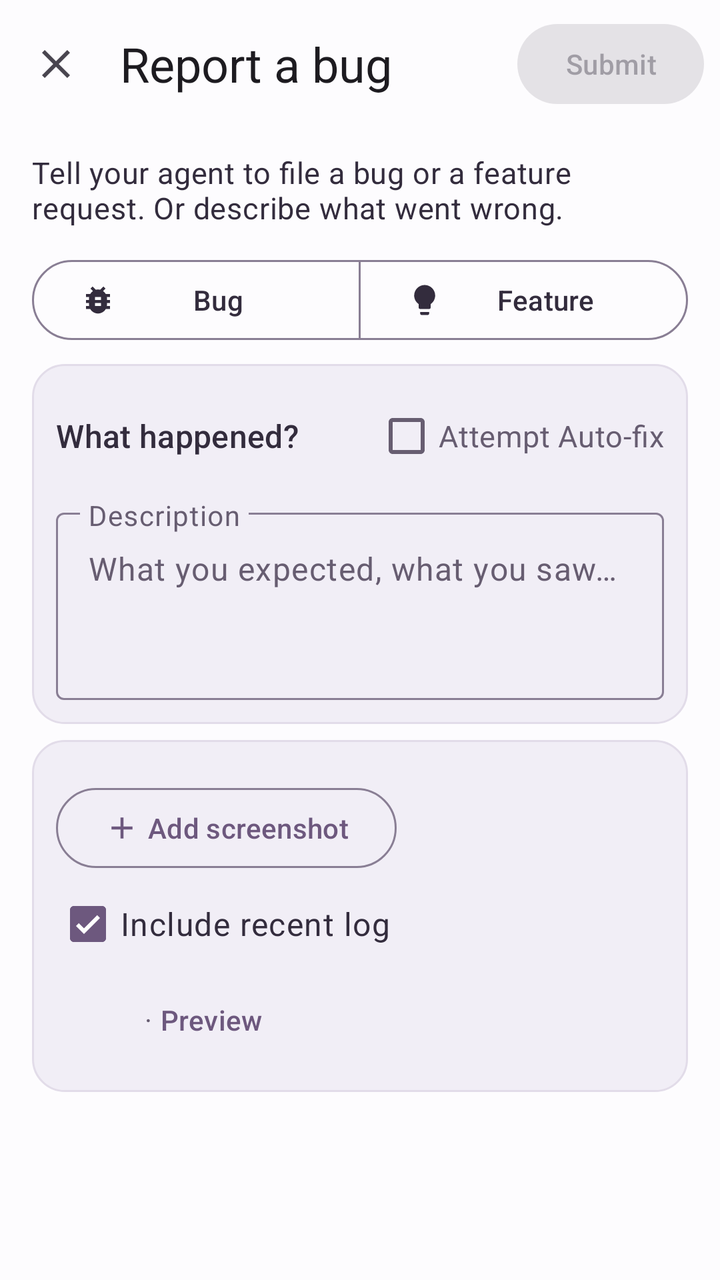
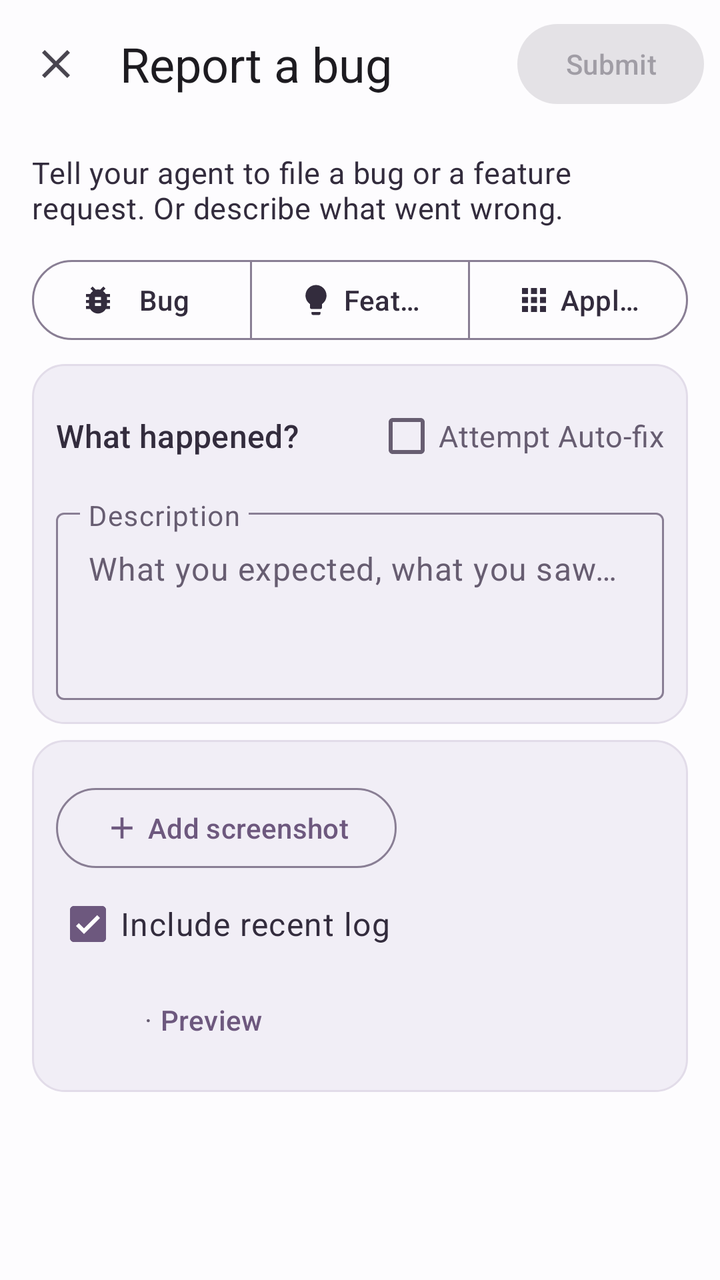

Screens rendered from an Android XML layout before and after an edit, with the pre-edit source and the edit as a unified diff.
<!-- AndroidManifest.xml: application theme Theme.Bridgit -->
<!-- res/layout/fragment_report_form.xml -->
<?xml version="1.0" encoding="utf-8"?>
<LinearLayout xmlns:android="http://schemas.android.com/apk/res/android"
    xmlns:app="http://schemas.android.com/apk/res-auto"
    android:id="@+id/root"
    android:layout_width="match_parent"
    android:layout_height="match_parent"
    android:background="?attr/colorSurface"
    android:orientation="vertical">

    <com.google.android.material.appbar.MaterialToolbar
        android:id="@+id/toolbar"
        android:layout_width="match_parent"
        android:layout_height="wrap_content"
        android:minHeight="?attr/actionBarSize"
        app:navigationContentDescription="@string/cancel"
        app:navigationIcon="@drawable/ic_close"
        app:title="@string/feedback_title_bug">

        <com.google.android.material.button.MaterialButton
            android:id="@+id/submit"
            style="@style/Widget.Material3.Button"
            android:layout_width="wrap_content"
            android:layout_height="wrap_content"
            android:layout_gravity="end|center_vertical"
            android:layout_marginEnd="8dp"
            android:enabled="false"
            android:minHeight="48dp"
            android:text="@string/feedback_submit"
            app:iconGravity="textStart"
            app:iconSize="16dp" />
    </com.google.android.material.appbar.MaterialToolbar>

    <androidx.core.widget.NestedScrollView
        android:id="@+id/scroll"
        android:layout_width="match_parent"
        android:layout_height="0dp"
        android:layout_weight="1">

        <LinearLayout
            android:layout_width="match_parent"
            android:layout_height="wrap_content"
            android:orientation="vertical"
            android:paddingStart="16dp"
            android:paddingEnd="16dp"
            android:paddingBottom="16dp">

            
            <LinearLayout
                android:id="@+id/banner"
                android:layout_width="match_parent"
                android:layout_height="wrap_content"
                android:layout_marginTop="8dp"
                android:accessibilityLiveRegion="polite"
                android:background="@drawable/feedback_bg_banner"
                android:focusable="true"
                android:gravity="center_vertical"
                android:orientation="horizontal"
                android:padding="12dp"
                android:visibility="gone">

                <ImageView
                    android:layout_width="24dp"
                    android:layout_height="24dp"
                    android:importantForAccessibility="no"
                    android:src="@drawable/ic_error"
                    app:tint="?attr/colorOnErrorContainer" />

                <TextView
                    android:id="@+id/banner_text"
                    android:layout_width="0dp"
                    android:layout_height="wrap_content"
                    android:layout_marginStart="12dp"
                    android:layout_weight="1"
                    android:textAppearance="?attr/textAppearanceBodyMedium"
                    android:textColor="?attr/colorOnErrorContainer" />
            </LinearLayout>

            
            <LinearLayout
                android:paddingTop="4dp"
                android:paddingBottom="4dp"
                android:layout_width="match_parent"
                android:layout_height="wrap_content"
                android:layout_marginTop="8dp"
                android:orientation="vertical">

                <TextView
                    android:id="@+id/intro"
                    android:layout_width="match_parent"
                    android:layout_height="wrap_content"
                    android:text="@string/feedback_intro_bug"
                    android:textAppearance="?attr/textAppearanceBodyMedium"
                    android:textColor="?attr/colorOnSurface" />


            </LinearLayout>

            <com.google.android.material.button.MaterialButtonToggleGroup
                android:id="@+id/type"
                android:layout_width="match_parent"
                android:layout_height="wrap_content"
                android:layout_marginTop="8dp"
                android:contentDescription="@string/feedback_type"
                app:selectionRequired="true"
                app:singleSelection="true">

                <com.google.android.material.button.MaterialButton
                    android:id="@+id/type_bug"
                    style="@style/Widget.Material3.Button.OutlinedButton"
                    android:layout_width="0dp"
                    android:layout_height="wrap_content"
                    android:layout_weight="1"
                    android:text="@string/feedback_type_bug"
                    app:icon="@drawable/feedback_ic_bug" />

                <com.google.android.material.button.MaterialButton
                    android:id="@+id/type_feature"
                    style="@style/Widget.Material3.Button.OutlinedButton"
                    android:layout_width="0dp"
                    android:layout_height="wrap_content"
                    android:layout_weight="1"
                    android:text="@string/feedback_type_feature"
                    app:icon="@drawable/feedback_ic_lightbulb" />
            </com.google.android.material.button.MaterialButtonToggleGroup>

            
            <LinearLayout
                android:layout_width="match_parent"
                android:layout_height="wrap_content"
                android:layout_marginTop="8dp"
                android:background="@drawable/design_bg_panel"
                android:orientation="vertical"
                android:padding="12dp">

            
            <LinearLayout
                android:layout_width="match_parent"
                android:layout_height="wrap_content"
                android:gravity="center_vertical"
                android:orientation="horizontal">

                <TextView
                    android:id="@+id/label"
                    android:layout_width="0dp"
                    android:layout_height="wrap_content"
                    android:layout_weight="1"
                    android:accessibilityHeading="true"
                    android:labelFor="@id/description"
                    android:text="@string/feedback_label_bug"
                    android:textAppearance="?attr/textAppearanceTitleSmall"
                    android:textColor="?attr/colorOnSurface" />

                <com.google.android.material.checkbox.MaterialCheckBox
                    android:id="@+id/no_autofix"
                    android:layout_width="wrap_content"
                    android:layout_height="wrap_content"
                    android:minHeight="48dp"
                    android:text="@string/feedback_no_autofix"
                    android:textAppearance="?attr/textAppearanceBodyMedium"
                    android:textColor="?attr/colorOnSurfaceVariant" />
            </LinearLayout>

            <TextView
                android:id="@+id/no_autofix_hint"
                android:layout_width="match_parent"
                android:layout_height="wrap_content"
                android:text="@string/feedback_no_autofix_hint"
                android:textAppearance="?attr/textAppearanceBodySmall"
                android:textColor="?attr/colorOnSurfaceVariant"
                android:visibility="gone" />

            
            <com.google.android.material.textfield.TextInputLayout
                android:id="@+id/description_layout"
                style="@style/Widget.Material3.TextInputLayout.OutlinedBox"
                android:layout_width="match_parent"
                android:layout_height="wrap_content"
                android:layout_marginTop="8dp"
                android:hint="@string/feedback_description"
                app:counterMaxLength="10000"
                app:expandedHintEnabled="false"
                app:placeholderText="@string/feedback_description_placeholder">

                <com.google.android.material.textfield.TextInputEditText
                    android:id="@+id/description"
                    android:layout_width="match_parent"
                    android:layout_height="wrap_content"
                    android:gravity="top|start"
                    android:importantForAutofill="no"
                    android:inputType="textMultiLine|textCapSentences"
                    android:maxLength="10000"
                    android:maxLines="3"
                    android:minLines="3"
                    android:scrollbars="vertical" />
            </com.google.android.material.textfield.TextInputLayout>

            </LinearLayout>

            
            <LinearLayout
                android:layout_width="match_parent"
                android:layout_height="wrap_content"
                android:layout_marginTop="8dp"
                android:background="@drawable/design_bg_panel"
                android:orientation="vertical"
                android:padding="12dp">

            
            <LinearLayout
                android:id="@+id/last_screen_row"
                android:layout_width="match_parent"
                android:layout_height="wrap_content"
                android:background="?attr/selectableItemBackground"
                android:gravity="center_vertical"
                android:minHeight="48dp"
                android:orientation="horizontal"
                android:paddingTop="4dp"
                android:paddingBottom="4dp"
                android:visibility="gone">

                <ImageView
                    android:id="@+id/last_screen_thumb"
                    android:layout_width="32dp"
                    android:layout_height="48dp"
                    android:background="@drawable/feedback_bg_thumb"
                    android:contentDescription="@string/feedback_last_screen_desc"
                    android:padding="1dp"
                    android:scaleType="centerCrop" />

                <LinearLayout
                    android:layout_width="0dp"
                    android:layout_height="wrap_content"
                    android:layout_marginStart="12dp"
                    android:layout_marginEnd="8dp"
                    android:layout_weight="1"
                    android:importantForAccessibility="noHideDescendants"
                    android:orientation="vertical">

                    <TextView
                        android:layout_width="wrap_content"
                        android:layout_height="wrap_content"
                        android:text="@string/feedback_include_last_screen"
                        android:textAppearance="?attr/textAppearanceBodyLarge"
                        android:textColor="?attr/colorOnSurface" />

                    <TextView
                        android:id="@+id/last_screen_sub"
                        android:layout_width="wrap_content"
                        android:layout_height="wrap_content"
                        android:textAppearance="?attr/textAppearanceBodySmall"
                        android:textColor="?attr/colorOnSurfaceVariant" />
                </LinearLayout>

                <com.google.android.material.materialswitch.MaterialSwitch
                    android:id="@+id/last_screen_switch"
                    android:layout_width="wrap_content"
                    android:layout_height="wrap_content"
                    android:checked="true"
                    android:minHeight="48dp" />
            </LinearLayout>

            
            <HorizontalScrollView
                android:id="@+id/thumbs_scroll"
                android:layout_width="match_parent"
                android:layout_height="wrap_content"
                android:layout_marginTop="8dp"
                android:scrollbars="none"
                android:visibility="gone">

                <LinearLayout
                    android:id="@+id/thumbs"
                    android:layout_width="wrap_content"
                    android:layout_height="wrap_content"
                    android:orientation="horizontal" />
            </HorizontalScrollView>

            <LinearLayout
                android:layout_width="match_parent"
                android:layout_height="wrap_content"
                android:layout_marginTop="8dp"
                android:gravity="center_vertical"
                android:orientation="horizontal">

                <com.google.android.material.button.MaterialButton
                    android:id="@+id/add_screenshot"
                    style="@style/Widget.Material3.Button.OutlinedButton"
                    android:layout_width="wrap_content"
                    android:layout_height="wrap_content"
                    android:text="@string/feedback_add_screenshot"
                    app:icon="@drawable/ic_add" />

                <com.google.android.material.progressindicator.CircularProgressIndicator
                    android:id="@+id/importing"
                    android:layout_width="wrap_content"
                    android:layout_height="wrap_content"
                    android:layout_marginStart="12dp"
                    android:indeterminate="true"
                    android:visibility="gone"
                    app:indicatorSize="20dp" />
            </LinearLayout>

            
            <LinearLayout
                android:id="@+id/log_row"
                android:layout_width="match_parent"
                android:layout_height="wrap_content"
                android:orientation="vertical">

                <com.google.android.material.checkbox.MaterialCheckBox
                    android:id="@+id/log_switch"
                    android:layout_width="match_parent"
                    android:layout_height="wrap_content"
                    android:checked="true"
                    android:minHeight="48dp"
                    android:text="@string/feedback_include_log"
                    android:textAppearance="?attr/textAppearanceBodyLarge"
                    android:textColor="?attr/colorOnSurface" />

                    <LinearLayout
                        android:layout_width="wrap_content"
                        android:layout_height="wrap_content"
                        android:layout_marginStart="40dp"
                        android:gravity="center_vertical"
                        android:orientation="horizontal">

                        <TextView
                            android:id="@+id/log_sub"
                            android:layout_width="wrap_content"
                            android:layout_height="wrap_content"
                            android:textAppearance="?attr/textAppearanceBodySmall"
                            android:textColor="?attr/colorOnSurfaceVariant" />

                        <TextView
                            android:layout_width="wrap_content"
                            android:layout_height="wrap_content"
                            android:importantForAccessibility="no"
                            android:paddingStart="4dp"
                            android:paddingEnd="0dp"
                            android:text="·"
                            android:textAppearance="?attr/textAppearanceBodySmall"
                            android:textColor="?attr/colorOnSurfaceVariant" />

                        <com.google.android.material.button.MaterialButton
                            android:id="@+id/preview"
                            style="@style/Widget.Material3.Button.TextButton"
                            android:layout_width="wrap_content"
                            android:layout_height="wrap_content"
                            android:contentDescription="@string/feedback_preview_desc"
                            android:minWidth="48dp"
                            android:minHeight="48dp"
                            android:paddingStart="4dp"
                            android:paddingEnd="4dp"
                            android:text="@string/feedback_preview" />
                    </LinearLayout>
            </LinearLayout>

            </LinearLayout>

        </LinearLayout>
    </androidx.core.widget.NestedScrollView>
</LinearLayout>
<!-- resources referenced by this layout -->
<resources>
  <string name="cancel">Cancel</string>
  <string name="feedback_add_screenshot">Add screenshot</string>
  <string name="feedback_description">Description</string>
  <string name="feedback_description_placeholder">What you expected, what you saw…</string>
  <string name="feedback_include_last_screen">Include last screen</string>
  <string name="feedback_include_log">Include recent log</string>
  <string name="feedback_intro_bug">Tell your agent to file a bug or a feature request. Or describe what went wrong.</string>
  <string name="feedback_label_bug">What happened?</string>
  <string name="feedback_last_screen_desc">Screenshot of the screen you were on</string>
  <string name="feedback_no_autofix">Attempt Auto-fix</string>
  <string name="feedback_no_autofix_hint">Auto-fix is off: this is left for a person to look at. Nothing gets fixed automatically.</string>
  <string name="feedback_preview">Preview</string>
  <string name="feedback_preview_desc">Preview the log entries</string>
  <string name="feedback_submit">Submit</string>
  <string name="feedback_title_bug">Report a bug</string>
  <string name="feedback_type">Type</string>
  <string name="feedback_type_bug">Bug</string>
  <string name="feedback_type_feature">Feature</string>
  <color name="b_primary">#6D587E</color>
  <color name="b_on_primary">#FFFFFF</color>
  <color name="b_primary_container">#E9E2F0</color>
  <color name="b_on_primary_container">#332C3D</color>
  <color name="b_secondary">#83501E</color>
  <color name="b_on_secondary">#FFFFFF</color>
  <color name="b_secondary_container">#FBEFDF</color>
  <color name="b_on_secondary_container">#5E3715</color>
  <color name="b_surface">#FDFCFE</color>
  <color name="b_on_surface">#332C3D</color>
  <color name="b_surface_container">#F1EEF6</color>
  <color name="b_surface_container_high">#EAE5F0</color>
  <color name="b_surface_container_highest">#E2DCE9</color>
  <color name="b_surface_container_low">#F7F4FA</color>
  <color name="b_surface_container_lowest">#FFFFFF</color>
  <color name="b_on_surface_variant">#675D71</color>
  <color name="b_outline">#897E94</color>
  <color name="b_outline_variant">#E2DCE9</color>
  <color name="b_error">#A52D48</color>
  <color name="b_on_error">#FFFFFF</color>
  <color name="b_error_container">#F9E9ED</color>
  <color name="b_on_error_container">#5F1631</color>
  <color name="b_success">#16834A</color>
  <color name="b_success_container">#E6F3EB</color>
  <color name="b_on_success_container">#164D31</color>
  <color name="b_warning">#83501E</color>
  <style name="ShapeAppearance.Bridgit.Small" parent="ShapeAppearance.Material3.Corner.Small"><item name="cornerSize">8dp</item></style>
  <style name="ShapeAppearance.Bridgit.Medium" parent="ShapeAppearance.Material3.Corner.Medium"><item name="cornerSize">12dp</item></style>
  <style name="ShapeAppearance.Bridgit.Large" parent="ShapeAppearance.Material3.Corner.Large"><item name="cornerSize">16dp</item></style>
  <style name="TextAppearance.Bridgit.Label" parent="TextAppearance.Material3.LabelLarge"><item name="android:textSize">14sp</item></style>
  <!-- unchanged entries left out for length: 21 -->
</resources>

<!-- the commit's change to res/layout/fragment_report_form.xml (unified diff, before → after) -->
@@ -121,6 +121,15 @@
                     android:layout_weight="1"
                     android:text="@string/feedback_type_feature"
                     app:icon="@drawable/feedback_ic_lightbulb" />
+
+                <com.google.android.material.button.MaterialButton
+                    android:id="@+id/type_applet"
+                    style="@style/Widget.Material3.Button.OutlinedButton"
+                    android:layout_width="0dp"
+                    android:layout_height="wrap_content"
+                    android:layout_weight="1"
+                    android:text="@string/feedback_type_applet"
+                    app:icon="@drawable/ic_nav_applets" />
             </com.google.android.material.button.MaterialButtonToggleGroup>
 
             
@@ -193,6 +202,88 @@
                     android:minLines="3"
                     android:scrollbars="vertical" />
             </com.google.android.material.textfield.TextInputLayout>
+
+            
+            <LinearLayout
+                android:id="@+id/applet_fields"
+                android:layout_width="match_parent"
+                android:layout_height="wrap_content"
+                android:orientation="vertical"
+                android:visibility="gone">
+
+                <com.google.android.material.textfield.TextInputLayout
+                    android:id="@+id/applet_name_layout"
+                    style="@style/Widget.Material3.TextInputLayout.OutlinedBox"
+                    android:layout_width="match_parent"
+                    android:layout_height="wrap_content"
+                    android:layout_marginTop="8dp"
+                    android:hint="@string/feedback_applet_name">
+
+                    <com.google.android.material.textfield.TextInputEditText
+                        android:id="@+id/applet_name"
+                        android:layout_width="match_parent"
+                        android:layout_height="wrap_content"
+                        android:importantForAutofill="no"
+                        android:inputType="textCapSentences"
+                        android:maxLength="120" />
+                </com.google.android.material.textfield.TextInputLayout>
+
+                <com.google.android.material.textfield.TextInputLayout
+                    android:id="@+id/applet_devices_layout"
+                    style="@style/Widget.Material3.TextInputLayout.OutlinedBox"
+                    android:layout_width="match_parent"
+                    android:layout_height="wrap_content"
+                    android:layout_marginTop="8dp"
+                    android:hint="@string/feedback_applet_devices"
+                    app:helperText="@string/feedback_applet_list_hint">
+
+                    <com.google.android.material.textfield.TextInputEditText
+                        android:id="@+id/applet_devices"
+                        android:layout_width="match_parent"
+                        android:layout_height="wrap_content"
+                        android:importantForAutofill="no"
+                        android:inputType="textCapSentences"
+                        android:maxLength="890" />
+                </com.google.android.material.textfield.TextInputLayout>
+
+                <com.google.android.material.textfield.TextInputLayout
+                    android:id="@+id/applet_data_layout"
+                    style="@style/Widget.Material3.TextInputLayout.OutlinedBox"
+                    android:layout_width="match_parent"
+                    android:layout_height="wrap_content"
+                    android:layout_marginTop="8dp"
+                    android:hint="@string/feedback_applet_data"
+                    app:helperText="@string/feedback_applet_list_hint">
+
+                    <com.google.android.material.textfield.TextInputEditText
+                        android:id="@+id/applet_data"
+                        android:layout_width="match_parent"
+                        android:layout_height="wrap_content"
+                        android:importantForAutofill="no"
+                        android:inputType="textCapSentences"
+                        android:maxLength="2500" />
+                </com.google.android.material.textfield.TextInputLayout>
+
+                <com.google.android.material.textfield.TextInputLayout
+                    android:id="@+id/applet_portal_layout"
+                    style="@style/Widget.Material3.TextInputLayout.OutlinedBox"
+                    android:layout_width="match_parent"
+                    android:layout_height="wrap_content"
+                    android:layout_marginTop="8dp"
+                    android:hint="@string/feedback_applet_portal">
+
+                    <com.google.android.material.textfield.TextInputEditText
+                        android:id="@+id/applet_portal"
+                        android:layout_width="match_parent"
+                        android:layout_height="wrap_content"
+                        android:gravity="top|start"
+                        android:importantForAutofill="no"
+                        android:inputType="textMultiLine|textCapSentences"
+                        android:maxLength="2000"
+                        android:maxLines="3"
+                        android:minLines="2" />
+                </com.google.android.material.textfield.TextInputLayout>
+            </LinearLayout>
 
             </LinearLayout>
 
<!-- resource entries referenced after the edit -->
@@ -1,7 +1,18 @@
 <!-- resources referenced by this layout -->
 <resources>
+  <!-- drawable ic_nav_applets (drawable) -->
+  <vector xmlns:android="http://schemas.android.com/apk/res/android"
+      android:width="24dp" android:height="24dp" android:viewportWidth="24" android:viewportHeight="24"
+      android:tint="?attr/colorControlNormal" android:autoMirrored="false">
+      <path android:fillColor="@android:color/white" android:pathData="M4,8h4L8,4L4,4v4zM10,20h4v-4h-4v4zM4,20h4v-4L4,16v4zM4,14h4v-4L4,10v4zM10,14h4v-4h-4v4zM16,4v4h4L20,4h-4zM10,8h4L14,4h-4v4zM16,14h4v-4h-4v4zM16,20h4v-4h-4v4z" />
+  </vector>
   <string name="cancel">Cancel</string>
   <string name="feedback_add_screenshot">Add screenshot</string>
+  <string name="feedback_applet_data">Data used</string>
+  <string name="feedback_applet_devices">Devices</string>
+  <string name="feedback_applet_list_hint">Separate with commas</string>
+  <string name="feedback_applet_name">Name</string>
+  <string name="feedback_applet_portal">Its portal page shows</string>
   <string name="feedback_description">Description</string>
   <string name="feedback_description_placeholder">What you expected, what you saw…</string>
   <string name="feedback_include_last_screen">Include last screen</string>
@@ -16,6 +27,7 @@
   <string name="feedback_submit">Submit</string>
   <string name="feedback_title_bug">Report a bug</string>
   <string name="feedback_type">Type</string>
+  <string name="feedback_type_applet">Applet</string>
   <string name="feedback_type_bug">Bug</string>
   <string name="feedback_type_feature">Feature</string>
   <color name="b_primary">#6D587E</color>
